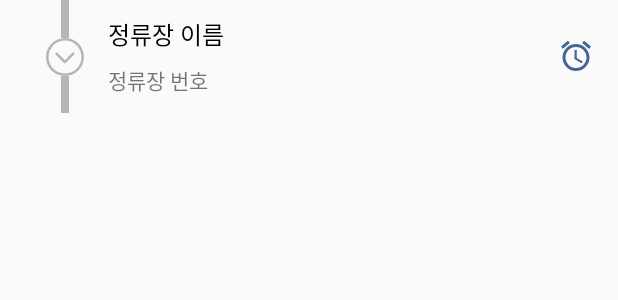
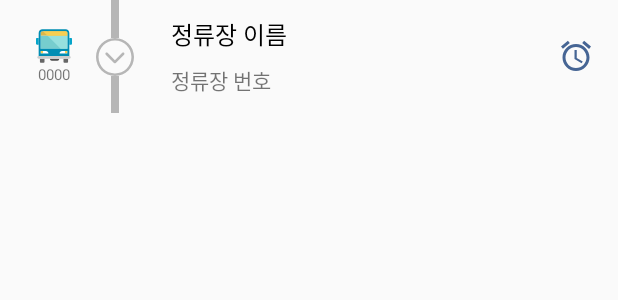
Before and after one commit to Douncoding/BusNotifier, an Android app: the layout view_station_route_list_item.xml on its own in the app's theme, with its tools: preview values and no code run, on a phone screen of 412 x 824 dp. Shown: the top 300 px of the screen. Run offline under Robolectric (Android 15) with nearby library versions, the phone set to English and light mode, and no system bars.

Commit message:
노선 별 정류장 화면 - 버스 위치 정보 출력

```diff
--- a/app/src/main/java/com/douncoding/busnotifier/presenter/RouteContract.java
+++ b/app/src/main/java/com/douncoding/busnotifier/presenter/RouteContract.java
@@ -1,5 +1,6 @@
 package com.douncoding.busnotifier.presenter;
 
+import com.douncoding.busnotifier.data.BusLocation;
 import com.douncoding.busnotifier.data.Route;
 import com.douncoding.busnotifier.data.RouteStation;
 import com.douncoding.busnotifier.data.Station;
@@ -28,7 +29,7 @@ public class RouteContract {
         // 노선 기본정보 뷰 정보 출력
         void setRouteBasicInfo(Route route);
         // 노선 정류소 목록 뷰 출력
-        void setRouteStationList(List<Station> list);
+        void setRouteStationList(List<Station> slist, List<BusLocation> blist);
         // 노선 세부정보 현시
         void showRouteDetailView(Route route);
         // 노선 경로 뷰 현시
@@ -37,6 +38,5 @@ public class RouteContract {
         void toggleBookmarkButton(boolean state);
         // 현재 사용자의 위치 출력
         void showCurrentLocation();
-
     }
 }
--- a/app/src/main/java/com/douncoding/busnotifier/view/StationRouteMarkerLineView.java
+++ b/app/src/main/java/com/douncoding/busnotifier/view/StationRouteMarkerLineView.java
@@ -8,8 +8,11 @@ import android.graphics.Rect;
 import android.util.AttributeSet;
 import android.util.Log;
 import android.view.View;
+import android.view.ViewGroup;
 import android.widget.ImageView;
+import android.widget.LinearLayout;
 import android.widget.RelativeLayout;
+import android.widget.TextView;
 
 import com.douncoding.busnotifier.R;
 
@@ -21,6 +24,9 @@ public class StationRouteMarkerLineView extends RelativeLayout {
     private static final String TAG = StationRouteMarkerLineView.class.getSimpleName();
 
     ImageView mMarkerView;
+
+    ViewGroup mBusLocationView;
+    TextView mBusPlateText;
 
     public StationRouteMarkerLineView(Context context) {
         super(context);
@@ -34,6 +40,19 @@ public class StationRouteMarkerLineView extends RelativeLayout {
 
     private void init() {
         inflate(getContext(), R.layout.view_station_route_line, this);
+
         mMarkerView = (ImageView)findViewById(R.id.marker_icon);
+        mBusLocationView = (ViewGroup)findViewById(R.id.bus_location_view);
+        mBusPlateText = (TextView)findViewById(R.id.bus_number_txt);
+    }
+
+    public void visible(String plate) {
+        mBusLocationView.setVisibility(VISIBLE);
+        mBusPlateText.setText(plate);
+    }
+
+    public void invisible() {
+        mBusLocationView.setVisibility(INVISIBLE);
+        mBusPlateText.setText(" ");
     }
 }
--- /dev/null
+++ b/app/src/main/res/drawable/ic_bus.xml
@@ -0,0 +1,18 @@
+<vector android:height="24dp" android:viewportHeight="410.61"
+    android:viewportWidth="410.61" android:width="24dp" xmlns:android="http://schemas.android.com/apk/res/android">
+    <path android:fillColor="#DDB74B" android:pathData="M358.1,56.7v32H52.5v-32c0,-11.2 9.1,-20.4 20.4,-20.4h264.9C349,36.3 358.1,45.4 358.1,56.7z"/>
+    <path android:fillColor="#76CDCE" android:pathData="M52.5,88.7h305.6v148.3h-305.6z"/>
+    <path android:fillColor="#05A4C9" android:pathData="M30.5,114.5v75.5H10.6C4.8,190 0,185.2 0,179.3v-54.2c0,-5.9 4.8,-10.6 10.6,-10.6C10.6,114.5 30.5,114.5 30.5,114.5z"/>
+    <path android:fillColor="#05A4C9" android:pathData="M410.6,125.1v54.2c0,5.9 -4.8,10.6 -10.6,10.6H380.1v-75.5h19.8C405.8,114.5 410.6,119.3 410.6,125.1z"/>
+    <path android:fillColor="#F7CF52" android:pathData="M329.1,261.2h29v28.5h-29z"/>
+    <path android:fillColor="#F7CF52" android:pathData="M52.5,261.2h29v28.5h-29z"/>
+    <path android:fillColor="#FFFFFF" android:pathData="M329.1,261.2v28.5H268.4c0,-7.9 3.2,-15 8.4,-20.1c5.2,-5.2 12.3,-8.4 20.1,-8.4H329.1z"/>
+    <path android:fillColor="#FFFFFF" android:pathData="M142.2,289.7H81.5v-28.5h32.2C129.5,261.2 142.2,273.9 142.2,289.7z"/>
+    <path android:fillColor="#4D4D4D" android:pathData="M264.5,350v4.5c0,11 -8.9,19.9 -19.9,19.9h-64.8c-11,0 -19.9,-8.9 -19.9,-19.9v-4.5H264.5z"/>
+    <path android:fillColor="#666666" android:pathData="M365.7,350v37.4c0,4.9 -4,8.9 -8.9,8.9h-34.1c-4.9,0 -8.9,-4 -8.9,-8.9v-37.4H365.7z"/>
+    <path android:fillColor="#666666" android:pathData="M96.8,350v37.4c0,4.9 -4,8.9 -8.9,8.9h-34.1c-4.9,0 -8.9,-4 -8.9,-8.9v-37.4H96.8z"/>
+    <path android:fillColor="#CCCCCC" android:pathData="M396,334.1L396,334.1c0,8.8 -7.1,15.9 -15.9,15.9h-56.4h-53.8H155.7H87H30.6c-8.8,0 -15.9,-7.1 -15.9,-15.9l0,0c0,-8.8 7.1,-15.9 15.9,-15.9h349.5C388.8,318.2 396,325.3 396,334.1z"/>
+    <path android:fillColor="#008DB3" android:pathData="M380.1,190v128.2H30.5v-128.2v-75.5v-57.8c0,-23.4 19,-42.4 42.4,-42.4h264.9c23.4,0 42.4,19 42.4,42.4v57.8V190zM358.1,289.7v-28.5h-29H296.9c-7.9,0 -15,3.2 -20.1,8.4c-5.2,5.2 -8.4,12.3 -8.4,20.1h60.7H358.1zM358.1,237V88.7v-32c0,-11.2 -9.1,-20.4 -20.4,-20.4H72.8c-11.2,0 -20.4,9.1 -20.4,20.4v32v148.3H358.1zM81.5,289.7h60.7c0,-15.7 -12.8,-28.5 -28.5,-28.5H81.5h-29v28.5H81.5z"/>
+    <path android:fillColor="#96E0DE" android:pathData="M358.1,88.7l0,148.3l-77.5,0l-148.3,-148.3z"/>
+    <path android:fillColor="#F7CF52" android:pathData="M358.1,56.7v32H132.4l-52.4,-52.4h257.8C349,36.3 358.1,45.4 358.1,56.7z"/>
+</vector>
--- a/app/src/main/res/layout/view_station_route_line.xml
+++ b/app/src/main/res/layout/view_station_route_line.xml
@@ -1,13 +1,37 @@
 <?xml version="1.0" encoding="utf-8"?>
 <RelativeLayout xmlns:android="http://schemas.android.com/apk/res/android"
-    android:orientation="vertical" android:layout_width="75dp"
+    android:orientation="vertical" android:layout_width="90dp"
     android:layout_height="75dp">
+
+    <LinearLayout
+        android:id="@+id/bus_location_view"
+        android:layout_width="wrap_content"
+        android:layout_height="wrap_content"
+        android:orientation="vertical"
+        android:layout_centerVertical="true"
+        android:layout_marginStart="8dp"
+        android:layout_marginEnd="16dp">
+
+        <ImageView
+            android:layout_width="wrap_content"
+            android:layout_height="wrap_content"
+            android:layout_gravity="center_horizontal"
+            android:src="@drawable/ic_bus"/>
+
+        <TextView
+            android:id="@+id/bus_number_txt"
+            android:layout_width="wrap_content"
+            android:layout_height="wrap_content"
+            android:layout_gravity="center_horizontal"
+            android:textSize="10sp"
+            android:text="0000"/>
+    </LinearLayout>
 
     <LinearLayout
         android:layout_width="wrap_content"
         android:layout_height="match_parent"
         android:orientation="vertical"
-        android:layout_alignParentEnd="true">
+        android:layout_toRightOf="@id/bus_location_view">
         <View
             android:layout_width="5dp"
             android:layout_height="25dp"
@@ -28,4 +52,6 @@
             android:layout_gravity="center_horizontal"
             android:background="@color/divider"/>
     </LinearLayout>
+
+
 </RelativeLayout>
--- a/app/src/main/res/layout/view_station_route_list_item.xml
+++ b/app/src/main/res/layout/view_station_route_list_item.xml
@@ -7,7 +7,7 @@
 
     <com.douncoding.busnotifier.view.StationRouteMarkerLineView
         android:id="@+id/marker_line_view"
-        android:layout_width="40dp"
+        android:layout_width="wrap_content"
         android:layout_height="match_parent"/>
 
     <LinearLayout
@@ -16,7 +16,7 @@
         android:orientation="vertical"
         android:layout_toEndOf="@id/marker_line_view"
         android:layout_centerVertical="true"
-        android:layout_marginStart="16dp"
+        android:layout_marginStart="8dp"
         android:layout_marginEnd="16dp"
         android:paddingEnd="16dp">
 
```
Also changed, not shown: app/src/main/java/com/douncoding/busnotifier/activity/RouteActivity.java (+4 -4 lines), app/src/main/java/com/douncoding/busnotifier/data/BusLocation.java (added, +71 -0 lines), app/src/main/java/com/douncoding/busnotifier/net/api/BusLocationApi.java (added, +126 -0 lines), app/src/main/java/com/douncoding/busnotifier/presenter/RoutePresenter.java (+16 -12 lines), app/src/main/java/com/douncoding/busnotifier/view/StationRouteView.java (+20 -3 lines).
